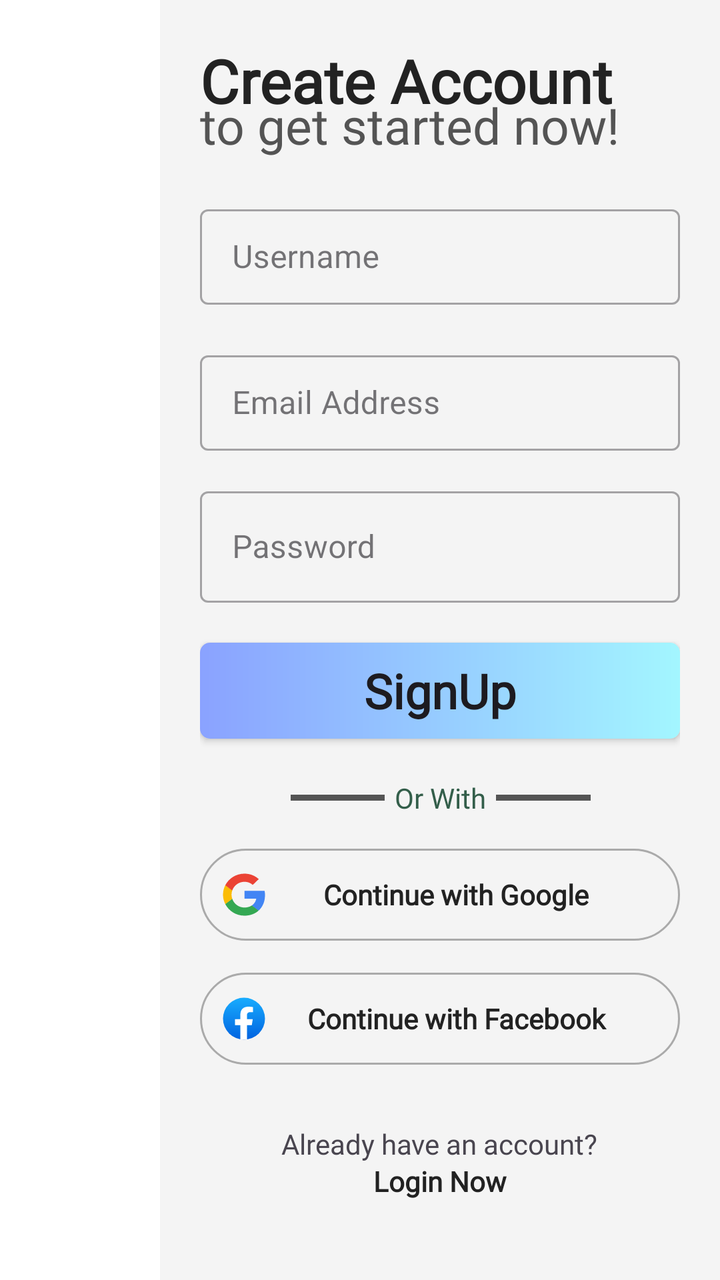
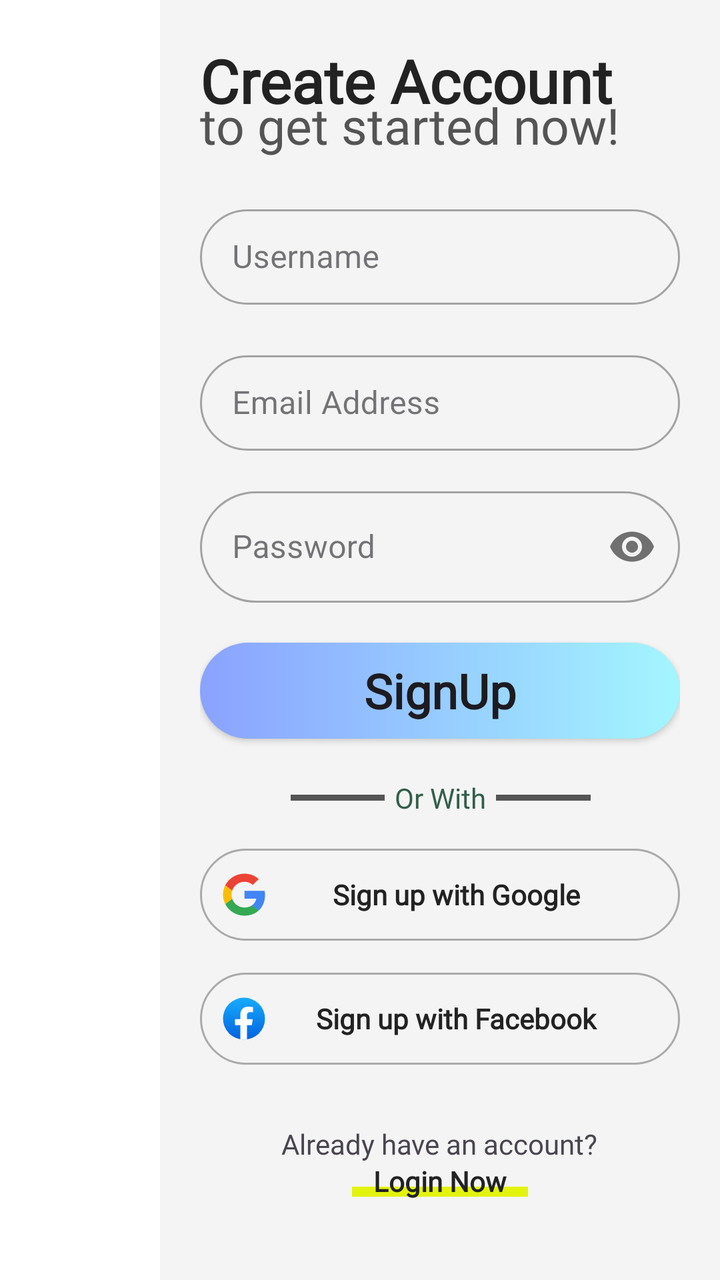

The first picture is an Android layout as it rendered before a commit; the second is the same layout after the commit. The layout source and the unified diff follow.
<!-- AndroidManifest.xml: application theme Theme.SmartEngineer -->
<!-- res/layout/fragment_signup.xml -->
<?xml version="1.0" encoding="utf-8"?>
<androidx.constraintlayout.widget.ConstraintLayout xmlns:android="http://schemas.android.com/apk/res/android"
    xmlns:app="http://schemas.android.com/apk/res-auto"
    xmlns:tools="http://schemas.android.com/tools"
    android:layout_width="match_parent"
    android:layout_height="match_parent"
    tools:context=".fragment.SignupFragment">

    <LinearLayout
        android:id="@+id/sideBar"
        style="@style/sideBar"
        android:orientation="vertical"
        app:layout_constraintBottom_toBottomOf="parent"
        app:layout_constraintStart_toStartOf="parent"
        app:layout_constraintTop_toTopOf="parent" />

    <androidx.constraintlayout.widget.ConstraintLayout
        android:id="@+id/constraintLayout"
        android:layout_width="0dp"
        android:layout_height="match_parent"
        app:layout_constraintBottom_toBottomOf="parent"
        app:layout_constraintEnd_toEndOf="parent"
        app:layout_constraintStart_toEndOf="@+id/sideBar"
        app:layout_constraintTop_toTopOf="parent">

        <ScrollView
            android:layout_width="match_parent"
            android:layout_height="match_parent"
            android:background="@color/mainContainer_Bg"
            android:padding="20dp"
            android:scrollbars="none"
            tools:context=".fragment.SignupFragment">

            <LinearLayout
                android:layout_width="match_parent"
                android:layout_height="wrap_content"
                android:orientation="vertical"
                android:gravity="center">

                <TextView
                    style="@style/mainContainer_H1"
                    android:layout_width="match_parent"
                    android:layout_height="wrap_content"
                    android:text="@string/create_account"/>

                <TextView
                    style="@style/mainContainer_H2"
                    android:layout_width="match_parent"
                    android:layout_height="wrap_content"
                    android:text="to get started now!"/>

                <com.google.android.material.textfield.TextInputLayout
                    style="@style/Widget.MaterialComponents.TextInputLayout.OutlinedBox.Dense"
                    android:layout_width="match_parent"
                    android:layout_height="wrap_content"
                    android:layout_marginTop="20dp"
                    android:hint="@string/username"
                    app:hintTextColor="@color/mainContainer_SubHeadingText">

                    <com.google.android.material.textfield.TextInputEditText
                        android:id="@+id/signupName"
                        android:layout_width="match_parent"
                        android:layout_height="wrap_content"
                        android:inputType="textPersonName"
                        android:textColor="@color/mainContainer_HeadingText" />

                </com.google.android.material.textfield.TextInputLayout>

                <com.google.android.material.textfield.TextInputLayout
                    style="@style/Widget.MaterialComponents.TextInputLayout.OutlinedBox.Dense"
                    android:layout_width="match_parent"
                    android:layout_height="wrap_content"
                    android:layout_marginTop="20dp"
                    android:hint="@string/email_address"
                    app:hintTextColor="@color/mainContainer_SubHeadingText">

                    <com.google.android.material.textfield.TextInputEditText
                        android:id="@+id/signupEmail"
                        android:layout_width="match_parent"
                        android:layout_height="wrap_content"
                        android:inputType="textEmailAddress"
                        android:textColor="@color/mainContainer_HeadingText" />

                </com.google.android.material.textfield.TextInputLayout>

                <com.google.android.material.textfield.TextInputLayout
                    android:id="@+id/etLabelPassword"
                    style="@style/Widget.MaterialComponents.TextInputLayout.OutlinedBox"
                    android:layout_width="match_parent"
                    android:layout_height="wrap_content"
                    android:layout_marginTop="15dp"
                    android:hint="@string/password"
                    app:hintTextColor="@color/mainContainer_SubHeadingText">

                    <com.google.android.material.textfield.TextInputEditText
                        android:id="@+id/signupPassword"
                        android:layout_width="match_parent"
                        android:layout_height="wrap_content"
                        android:inputType="textPassword"
                        android:textColor="@color/mainContainer_HeadingText" />
                </com.google.android.material.textfield.TextInputLayout>

                <androidx.appcompat.widget.AppCompatButton
                    android:id="@+id/signupButton"
                    android:layout_width="match_parent"
                    android:layout_height="wrap_content"
                    android:layout_marginTop="20dp"
                    android:background="@drawable/bg_button"
                    android:clickable="true"
                    android:elevation="4dp"
                    android:focusable="true"
                    android:fontFamily="@font/main_font_regular_2"
                    android:foreground="?attr/selectableItemBackground"
                    android:text="@string/signup"
                    android:textAllCaps="false"
                    android:textSize="24sp"
                    android:textStyle="bold"/>

                <androidx.constraintlayout.widget.ConstraintLayout
                    android:layout_width="match_parent"
                    android:layout_marginTop="20dp"
                    android:layout_height="wrap_content">

                    <view
                        android:id="@+id/viewLine"
                        class="android.widget.ImageView"
                        android:layout_width="150dp"
                        android:layout_height="3dp"
                        android:background="@color/mainContainer_SubHeadingText"
                        android:padding="2dp"
                        app:layout_constraintBottom_toBottomOf="@+id/orWith"
                        app:layout_constraintEnd_toEndOf="@+id/orWith"
                        app:layout_constraintStart_toStartOf="@+id/orWith"
                        app:layout_constraintTop_toTopOf="@+id/orWith" />

                    <TextView
                        android:id="@+id/orWith"
                        android:layout_width="wrap_content"
                        android:layout_height="wrap_content"
                        android:layout_gravity="center"
                        android:background="@color/mainContainer_Bg"
                        android:fontFamily="@font/main_font_regular_2"
                        android:paddingLeft="5dp"
                        android:paddingRight="5dp"
                        android:text="Or With"
                        android:textAllCaps="false"
                        android:textColor="#335e4a"
                        app:layout_constraintBottom_toBottomOf="parent"
                        app:layout_constraintEnd_toEndOf="parent"
                        app:layout_constraintStart_toStartOf="parent"
                        app:layout_constraintTop_toTopOf="parent" />

                </androidx.constraintlayout.widget.ConstraintLayout>

                <androidx.appcompat.widget.AppCompatButton
                    android:layout_width="match_parent"
                    android:layout_height="46dp"
                    android:id="@+id/googleCntBtn"
                    android:drawableStart="@drawable/sl_google_color"
                    android:text="@string/continue_with_google"
                    android:textColor="@color/mainContainer_HeadingText"
                    android:textSize="@dimen/text_size_medium"
                    android:layout_marginTop="16dp"
                    style="@style/btn_social_media" />

                <androidx.appcompat.widget.AppCompatButton
                    android:layout_width="match_parent"
                    android:layout_height="46dp"
                    android:id="@+id/facebookCntBtn"
                    android:drawableStart="@drawable/sl_facebook_color"
                    android:textColor="@color/mainContainer_HeadingText"
                    android:text="@string/continue_with_facebook"
                    android:layout_marginTop="16dp"
                    android:textSize="@dimen/text_size_medium"
                    app:layout_constraintEnd_toEndOf="parent"
                    app:layout_constraintStart_toStartOf="parent"
                    app:layout_constraintTop_toBottomOf="@+id/googleCntBtn"
                    style="@style/btn_social_media" />

                <TextView
                    android:id="@+id/tvAlreadyAccount"
                    android:layout_width="wrap_content"
                    android:layout_height="wrap_content"
                    android:layout_marginTop="30dp"
                    android:fontFamily="@font/logo_font"
                    android:paddingLeft="5dp"
                    android:paddingRight="5dp"
                    android:text="Already have an account?"
                    android:textAlignment="center"/>

                <androidx.appcompat.widget.AppCompatButton
                    android:id="@+id/btnLogin"
                    android:layout_width="wrap_content"
                    android:layout_height="wrap_content"
                    android:layout_gravity="center"
                    android:layout_marginTop="-15dp"
                    android:background="@color/transparent"
                    android:fontFamily="@font/main_font_regular_2"
                    android:paddingLeft="5dp"
                    android:paddingRight="5dp"
                    android:text="Login Now"
                    android:textAllCaps="false"
                    android:textColor="@color/mainContainer_HeadingText"
                    android:textStyle="bold"/>

                <view
                    android:id="@+id/view"
                    class="android.widget.ImageView"
                    android:layout_width="0dp"
                    android:layout_height="5dp"
                    android:layout_marginStart="@dimen/size_medium"
                    android:layout_marginTop="10dp"
                    android:layout_marginEnd="@dimen/size_medium"
                    android:background="@color/underlineText"
                    android:padding="2dp"/>

            </LinearLayout>
        </ScrollView>
    </androidx.constraintlayout.widget.ConstraintLayout>

</androidx.constraintlayout.widget.ConstraintLayout>
<!-- resources referenced by this layout -->
<resources>
  <color name="mainContainer_Bg">#f4f4f4</color>
  <color name="mainContainer_HeadingText">#222222</color>
  <color name="mainContainer_SubHeadingText">#545454</color>
  <color name="transparent">#00000000</color>
  <color name="underlineText">#E3F30D</color>
  <dimen name="size_medium">16dp</dimen>
  <dimen name="text_size_medium">16sp</dimen>
  <!-- drawable bg_button (drawable) -->
  <?xml version="1.0" encoding="utf-8"?>
  <shape xmlns:android="http://schemas.android.com/apk/res/android"
      android:shape="rectangle">
  
      <corners android:radius="5dp"/>
      <gradient android:startColor="@color/BtnGradientBlue__Dark"
          android:endColor="@color/BtnGradientBlue__Light"/>
  
  </shape>
  <string name="continue_with_facebook">Continue with Facebook</string>
  <string name="continue_with_google">Continue with Google</string>
  <string name="create_account">Create Account</string>
  <string name="email_address">Email Address</string>
  <string name="password">Password</string>
  <string name="signup">SignUp</string>
  <string name="username">Username</string>
  <style name="mainContainer_H1">
          <item name="android:fontFamily">@font/main_font_regular_2</item>
          <item name="android:textAlignment">textStart</item>
          <item name="android:textColor">@color/mainContainer_HeadingText</item>
          <item name="android:textSize">30sp</item>
          <item name="android:textStyle">bold</item>
      </style>
  <style name="mainContainer_H2">
          <item name="android:layout_marginTop">-15dp</item>
          <item name="android:fontFamily">@font/main_font_regular_2</item>
          <item name="android:textAlignment">textStart</item>
          <item name="android:textColor">@color/mainContainer_SubHeadingText</item>
          <item name="android:textSize">25sp</item>
      </style>
  <style name="sideBar">
          <item name="android:layout_width">@dimen/size_sidebar_width</item>
          <item name="android:layout_height">match_parent</item>
          <item name="android:background">@color/sideBar_Bg</item>
          <item name="android:orientation">vertical</item>
      </style>
  <style name="Theme.SmartEngineer" parent="Base.Theme.SmartEngineer" />
  <color name="BtnGradientBlue__Dark">#8AA2FF</color>
  <color name="BtnGradientBlue__Light">#A3F6FF</color>
  <!-- drawable sl_button_social_login_signup (drawable) -->
  <?xml version="1.0" encoding="utf-8"?>
  <shape xmlns:android="http://schemas.android.com/apk/res/android"
      android:shape="rectangle">
  
      <stroke android:width="1dp"
          android:color="@color/gray__Light"/>
      <corners android:radius="50dp"/>
  
  </shape>
  <string name="continue_with_social_media">Continue with Social Media</string>
  <dimen name="size_xlarge">32dp</dimen>
  <dimen name="size_sidebar_width">112dp</dimen>
  <color name="sideBar_Bg">#FFFFFFFF</color>
  <style name="Base.Theme.SmartEngineer" parent="Theme.Material3.DayNight.NoActionBar">
          
          
  
          
          <item name="colorPrimary">@color/blue__LavenderBlue</item>
          <item name="colorPrimaryVariant">@color/blue__LavenderBlue</item>
          <item name="colorOnPrimary">@color/white</item>
          
          <item name="colorSecondary">@color/green__VividCyan</item>
          <item name="colorSecondaryVariant">@color/green__DarkCyan</item>
          <item name="colorOnSecondary">@color/black</item>
          
          <item name="android:statusBarColor">?attr/colorPrimaryVariant</item>
          
      </style>
  <color name="gray__Light">#aaaaaa</color>
  <color name="blue__LavenderBlue">#8692f7</color>
  <color name="white">#FFFFFFFF</color>
  <color name="green__VividCyan">#03DAC5</color>
  <color name="green__DarkCyan">#008B8B</color>
  <color name="black">#000000</color>
  <!-- unchanged entries left out for length: 3 -->
</resources>

<!-- the commit's change to res/layout/fragment_signup.xml (unified diff, before → after) -->
@@ -55,7 +55,8 @@
                     android:layout_height="wrap_content"
                     android:layout_marginTop="20dp"
                     android:hint="@string/username"
-                    app:hintTextColor="@color/mainContainer_SubHeadingText">
+                    app:hintTextColor="@color/mainContainer_SubHeadingText"
+                    app:shapeAppearance="@style/Rounded">
 
                     <com.google.android.material.textfield.TextInputEditText
                         android:id="@+id/signupName"
@@ -72,7 +73,8 @@
                     android:layout_height="wrap_content"
                     android:layout_marginTop="20dp"
                     android:hint="@string/email_address"
-                    app:hintTextColor="@color/mainContainer_SubHeadingText">
+                    app:hintTextColor="@color/mainContainer_SubHeadingText"
+                    app:shapeAppearance="@style/Rounded">
 
                     <com.google.android.material.textfield.TextInputEditText
                         android:id="@+id/signupEmail"
@@ -90,7 +92,9 @@
                     android:layout_height="wrap_content"
                     android:layout_marginTop="15dp"
                     android:hint="@string/password"
-                    app:hintTextColor="@color/mainContainer_SubHeadingText">
+                    app:hintTextColor="@color/mainContainer_SubHeadingText"
+                    app:passwordToggleEnabled="true"
+                    app:shapeAppearance="@style/Rounded">
 
                     <com.google.android.material.textfield.TextInputEditText
                         android:id="@+id/signupPassword"
@@ -157,7 +161,7 @@
                     android:layout_height="46dp"
                     android:id="@+id/googleCntBtn"
                     android:drawableStart="@drawable/sl_google_color"
-                    android:text="@string/continue_with_google"
+                    android:text="@string/sign_up_with_google"
                     android:textColor="@color/mainContainer_HeadingText"
                     android:textSize="@dimen/text_size_medium"
                     android:layout_marginTop="16dp"
@@ -169,7 +173,7 @@
                     android:id="@+id/facebookCntBtn"
                     android:drawableStart="@drawable/sl_facebook_color"
                     android:textColor="@color/mainContainer_HeadingText"
-                    android:text="@string/continue_with_facebook"
+                    android:text="@string/sign_up_with_facebook"
                     android:layout_marginTop="16dp"
                     android:textSize="@dimen/text_size_medium"
                     app:layout_constraintEnd_toEndOf="parent"
@@ -177,42 +181,54 @@
                     app:layout_constraintTop_toBottomOf="@+id/googleCntBtn"
                     style="@style/btn_social_media" />
 
-                <TextView
-                    android:id="@+id/tvAlreadyAccount"
-                    android:layout_width="wrap_content"
-                    android:layout_height="wrap_content"
-                    android:layout_marginTop="30dp"
-                    android:fontFamily="@font/logo_font"
-                    android:paddingLeft="5dp"
-                    android:paddingRight="5dp"
-                    android:text="Already have an account?"
-                    android:textAlignment="center"/>
-
-                <androidx.appcompat.widget.AppCompatButton
-                    android:id="@+id/btnLogin"
-                    android:layout_width="wrap_content"
-                    android:layout_height="wrap_content"
-                    android:layout_gravity="center"
-                    android:layout_marginTop="-15dp"
-                    android:background="@color/transparent"
-                    android:fontFamily="@font/main_font_regular_2"
-                    android:paddingLeft="5dp"
-                    android:paddingRight="5dp"
-                    android:text="Login Now"
-                    android:textAllCaps="false"
-                    android:textColor="@color/mainContainer_HeadingText"
-                    android:textStyle="bold"/>
-
-                <view
-                    android:id="@+id/view"
-                    class="android.widget.ImageView"
-                    android:layout_width="0dp"
-                    android:layout_height="5dp"
-                    android:layout_marginStart="@dimen/size_medium"
-                    android:layout_marginTop="10dp"
-                    android:layout_marginEnd="@dimen/size_medium"
-                    android:background="@color/underlineText"
-                    android:padding="2dp"/>
+
+                    <TextView
+                        android:id="@+id/tvAlreadyAccount"
+                        android:layout_width="wrap_content"
+                        android:layout_height="wrap_content"
+                        android:layout_marginTop="30dp"
+                        android:fontFamily="@font/logo_font"
+                        android:paddingLeft="5dp"
+                        android:paddingRight="5dp"
+                        android:text="@string/already_have_an_account"
+                        android:textAlignment="center"/>
+
+                <androidx.constraintlayout.widget.ConstraintLayout
+                    android:layout_width="match_parent"
+                    android:layout_height="wrap_content"
+                    android:layout_marginTop="-15dp">
+
+                    <androidx.appcompat.widget.AppCompatButton
+                        android:id="@+id/btnLogin"
+                        android:layout_width="wrap_content"
+                        android:layout_height="wrap_content"
+                        android:layout_gravity="center"
+                        android:background="@color/transparent"
+                        android:fontFamily="@font/main_font_regular_2"
+                        android:paddingLeft="5dp"
+                        android:paddingRight="5dp"
+                        android:text="@string/login_now"
+                        android:textAllCaps="false"
+                        android:textColor="@color/mainContainer_HeadingText"
+                        android:textStyle="bold"
+                        app:layout_constraintEnd_toEndOf="parent"
+                        app:layout_constraintStart_toStartOf="parent"
+                        app:layout_constraintTop_toTopOf="parent" />
+
+                    <view
+                        android:id="@+id/view"
+                        class="android.widget.ImageView"
+                        android:layout_width="0dp"
+                        android:layout_height="5dp"
+                        android:layout_marginTop="10dp"
+                        android:background="@color/underlineText"
+                        android:padding="2dp"
+                        app:layout_constraintBottom_toBottomOf="@+id/btnLogin"
+                        app:layout_constraintEnd_toEndOf="@+id/btnLogin"
+                        app:layout_constraintStart_toStartOf="@+id/btnLogin"
+                        app:layout_constraintTop_toTopOf="@+id/btnLogin" />
+
+                </androidx.constraintlayout.widget.ConstraintLayout>
 
             </LinearLayout>
         </ScrollView>
<!-- resource entries referenced after the edit -->
@@ -5,25 +5,30 @@
   <color name="mainContainer_SubHeadingText">#545454</color>
   <color name="transparent">#00000000</color>
   <color name="underlineText">#E3F30D</color>
-  <dimen name="size_medium">16dp</dimen>
   <dimen name="text_size_medium">16sp</dimen>
   <!-- drawable bg_button (drawable) -->
   <?xml version="1.0" encoding="utf-8"?>
   <shape xmlns:android="http://schemas.android.com/apk/res/android"
       android:shape="rectangle">
   
-      <corners android:radius="5dp"/>
+      <corners android:radius="50dp"/>
       <gradient android:startColor="@color/BtnGradientBlue__Dark"
           android:endColor="@color/BtnGradientBlue__Light"/>
   
   </shape>
-  <string name="continue_with_facebook">Continue with Facebook</string>
-  <string name="continue_with_google">Continue with Google</string>
+  <string name="already_have_an_account">Already have an account?</string>
   <string name="create_account">Create Account</string>
   <string name="email_address">Email Address</string>
+  <string name="login_now">Login Now</string>
   <string name="password">Password</string>
+  <string name="sign_up_with_facebook">Sign up with Facebook</string>
+  <string name="sign_up_with_google">Sign up with Google</string>
   <string name="signup">SignUp</string>
   <string name="username">Username</string>
+  <style name="Rounded" parent="ShapeAppearance.MaterialComponents.SmallComponent">
+          <item name="cornerFamily">rounded</item>
+          <item name="cornerSize">40dp</item>
+      </style>
   <style name="mainContainer_H1">
           <item name="android:fontFamily">@font/main_font_regular_2</item>
           <item name="android:textAlignment">textStart</item>
